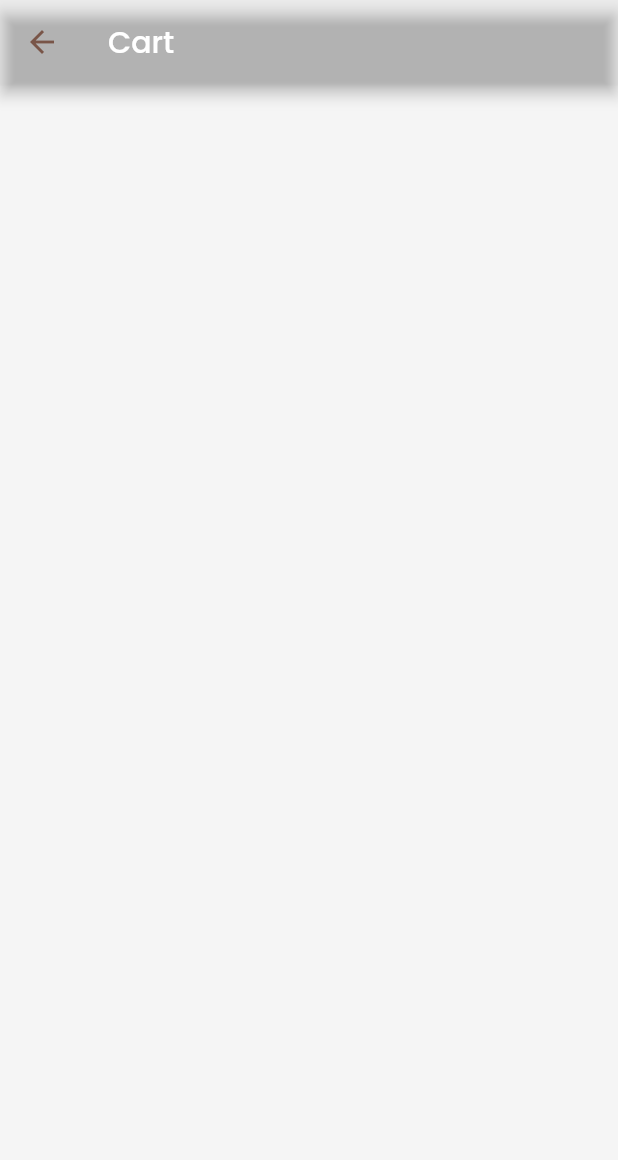
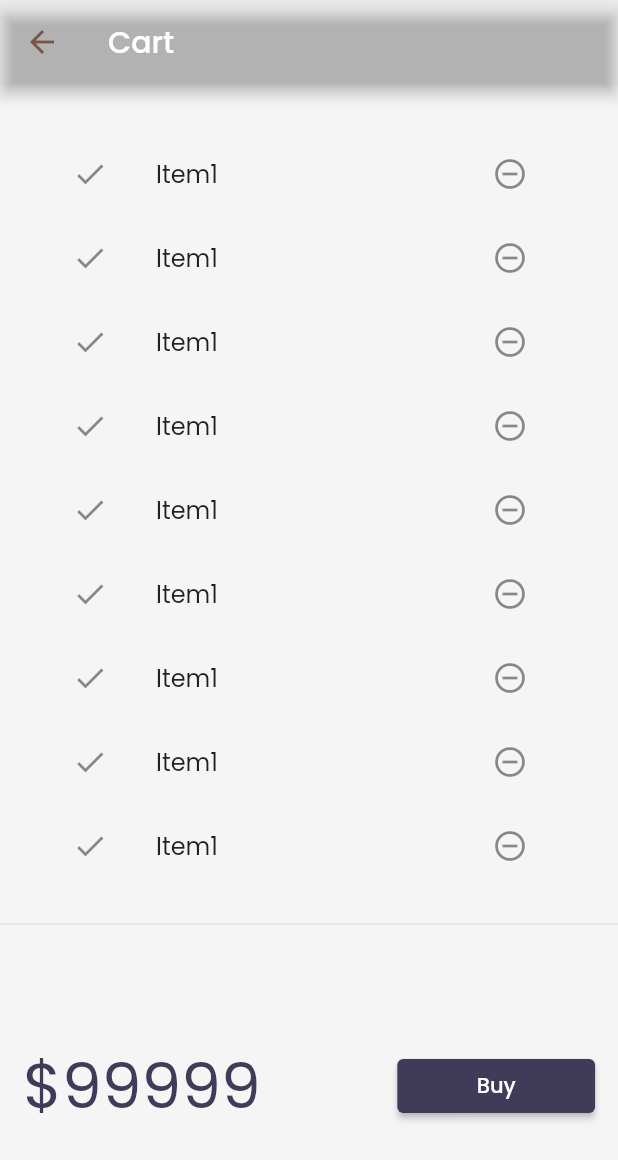
Before and after one commit to Muskan-2403/CatalogApp, a Flutter app: the CartPage screen opened by its route, on a phone screen of 412 x 824 dp. Shown: the top 1160 px of the screen. Run offline on Flutter 3.47's test engine with Material 2 defaults, Android fonts, the phone set to English and light mode, and no system bars; our stand-ins replace google_fonts, velocity_x; missing offline and left inert: dart:html; network calls fail.

Commit message:
ScaffoldMessenger | CartModel | ListFold

```diff
--- a/lib/cart_page.dart
+++ b/lib/cart_page.dart
@@ -1,4 +1,9 @@
+import 'dart:html';
+
+import 'package:flutter/cupertino.dart';
 import 'package:flutter/material.dart';
+import 'package:flutter/material.dart';
+import 'package:flutter/widgets.dart';
 import 'package:my_first_app/widgets/theme.dart';
 import 'package:velocity_x/velocity_x.dart';
 
@@ -13,6 +18,61 @@ class CartPage extends StatelessWidget {
         backgroundColor: Colors.transparent,
         title: "Cart".text.make(),
       ),
+      body: Column(
+        children: [
+          _CartList().p32().expand(),
+          Divider(),
+          _CartTotal(),
+        ],
+      ),
     );
   }
 }
+
+class _CartTotal extends StatelessWidget {
+  const _CartTotal({super.key});
+
+  @override
+  Widget build(BuildContext context) {
+    return SizedBox(
+      height: 200,
+      child: Row(
+        mainAxisAlignment: MainAxisAlignment.spaceAround,
+        children: [
+          "\$99999".text.xl5.color(context.theme.accentColor).make(),
+          30.widthBox,
+          ElevatedButton(
+            onPressed: () {
+              ScaffoldMessenger.of(context).showSnackBar(
+                  SnackBar(content: "Buying not supported yet".text.make()));
+            },
+            style: ButtonStyle(
+                backgroundColor:
+                    MaterialStateProperty.all(context.theme.buttonColor)),
+            child: "Buy".text.white.make(),
+          ).w32(context)
+        ],
+      ),
+    );
+  }
+}
+
+class _CartList extends StatefulWidget {
+  const _CartList({super.key});
+
+  @override
+  State<_CartList> createState() => _CartListState();
+}
+
+class _CartListState extends State<_CartList> {
+  @override
+  Widget build(BuildContext context) {
+    return ListView.builder(
+        itemBuilder: (context, index) => ListTile(
+              leading: Icon(Icons.done),
+              trailing: IconButton(
+                  onPressed: () {}, icon: Icon(Icons.remove_circle_outline)),
+              title: "Item1".text.make(),
+            ));
+  }
+}
--- a/lib/models/catalog.dart
+++ b/lib/models/catalog.dart
@@ -4,12 +4,12 @@ class CatalogueModel {
   static List<Item>? items;
 
   //Get Item by ID
-  static Item getById(int id) =>
+  Item getById(int id) =>
       // ignore: null_closures
       items!.firstWhere((element) => element.id == id, orElse: null);
 
   //Get Item by Position
-  static Item getByPosition(int pos) => items![pos];
+  Item getByPosition(int pos) => items![pos];
 }
 
 class Item {
--- a/lib/widgets/home_widgets/catalogList.dart
+++ b/lib/widgets/home_widgets/catalogList.dart
@@ -18,7 +18,7 @@ class CatalogList extends StatelessWidget {
     return ListView.builder(
       shrinkWrap: true,
       itemBuilder: (context, index) {
-        final catalog = CatalogueModel.getByPosition(index);
+        final catalog = CatalogueModel.items![index];
         return InkWell(
             onTap: () => Navigator.push(
                 context,
```
Also changed, not shown: lib/models/cart.dart (added, +34 -0 lines).
